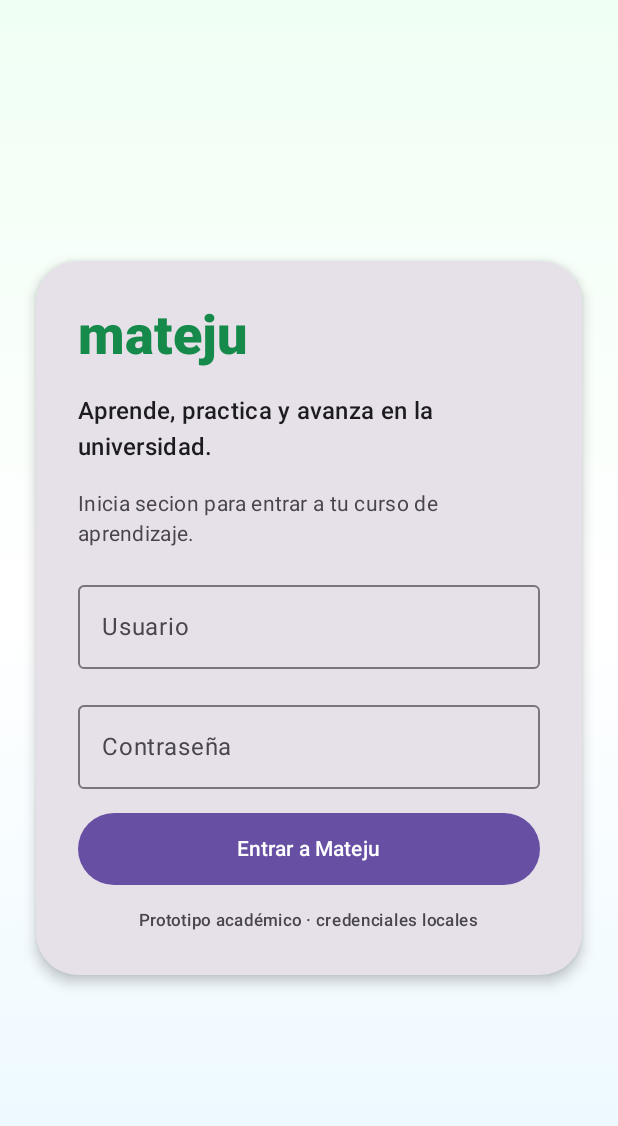
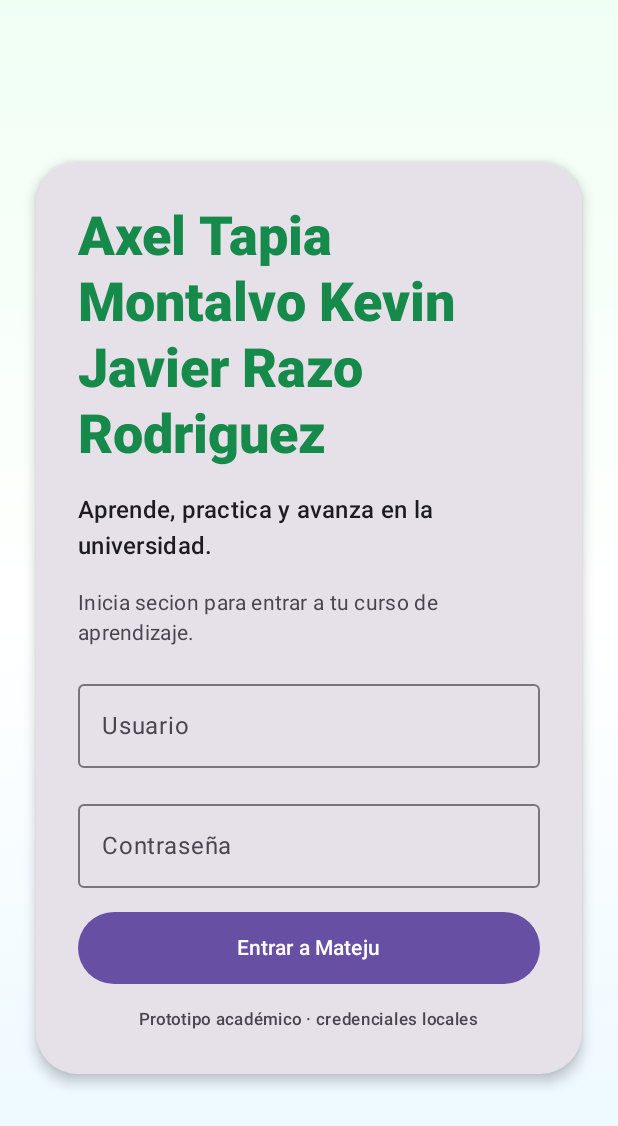
Before and after one commit to Alex75261/mateju-frontend, an Android app built with Jetpack Compose: the screen it shows after launch (MainActivity), on a phone screen of 412 x 824 dp. Shown: the top 1126 px of the screen. Run offline under Robolectric (Android 15) with nearby library versions, the phone set to English and light mode, and no system bars.

Commit message:
prueba practica 7

```diff
--- a/composeApp/src/commonMain/kotlin/com/mateju/frontend/ui/LoginScreen.kt
+++ b/composeApp/src/commonMain/kotlin/com/mateju/frontend/ui/LoginScreen.kt
@@ -50,7 +50,7 @@ fun LoginScreen(
                 verticalArrangement = Arrangement.spacedBy(16.dp),
             ) {
                 Text(
-                    text = "mateju",
+                    text = "Axel Tapia Montalvo Kevin Javier Razo Rodriguez",
                     style = MaterialTheme.typography.displaySmall,
                     fontWeight = FontWeight.ExtraBold,
                     color = Color(0xFF168A4A),
```
